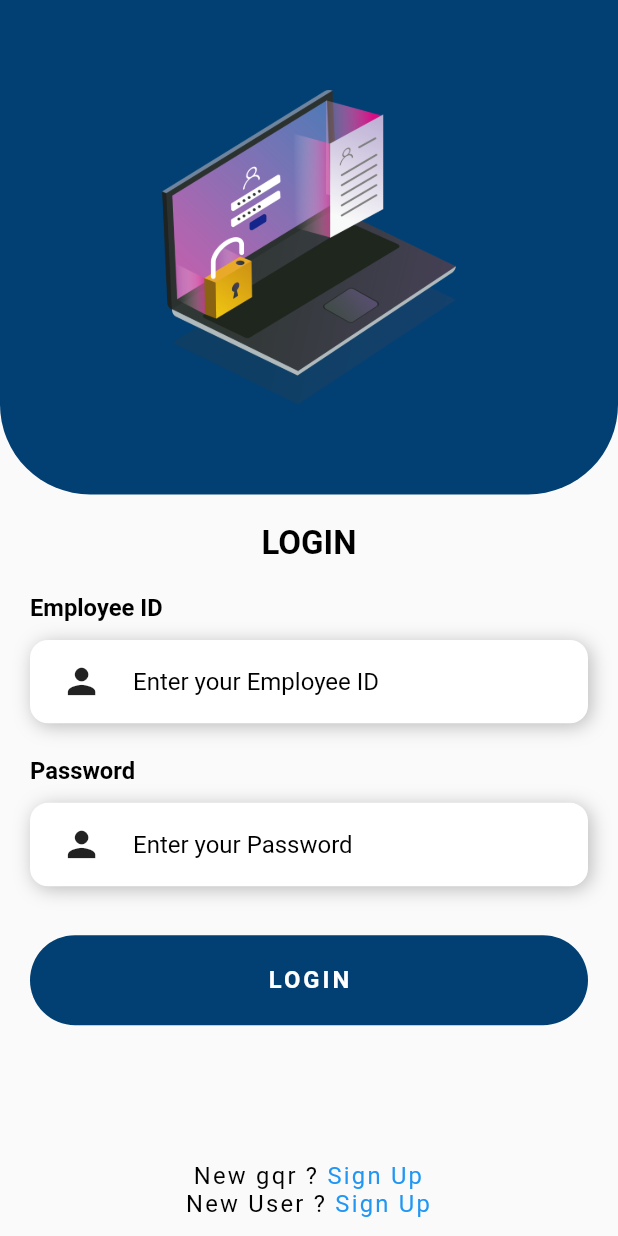
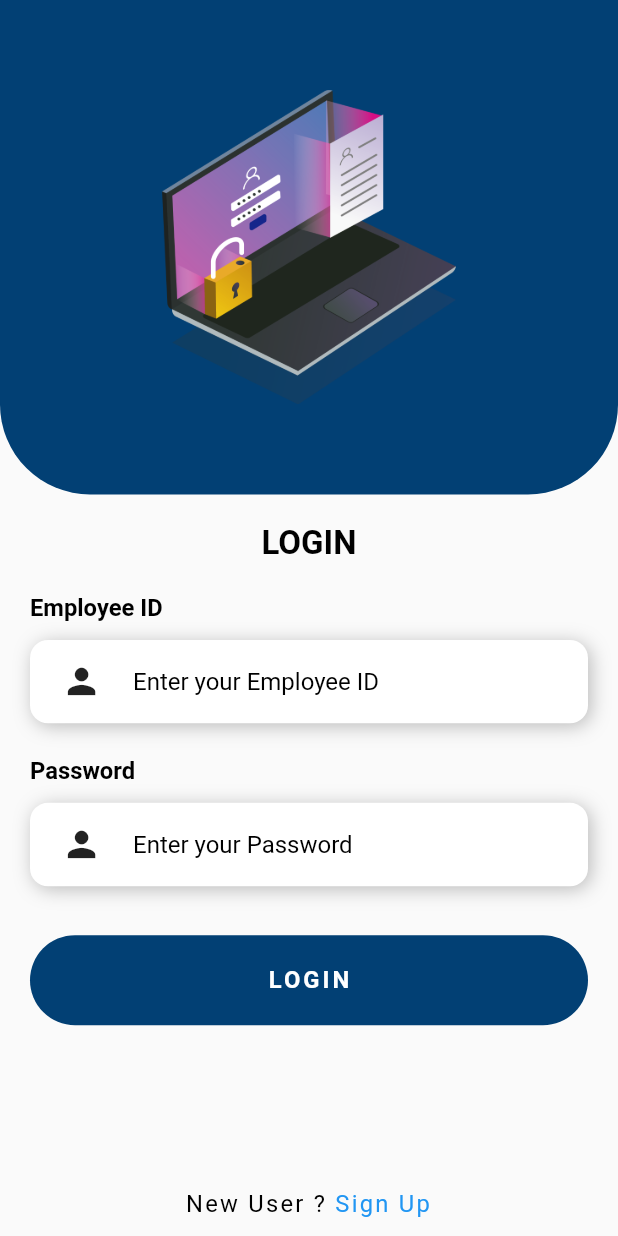
Before and after one commit to Nikhil636/Attendance-app, a Flutter app: the screen it shows after launch, on a phone screen of 412 x 824 dp. Run offline on Flutter 3.47's test engine with Material 2 defaults, Android fonts, the light colour scheme and no system bars; our stand-ins replace cloud_firestore, dartz, firebase_auth, firebase_core, firebase_storage, flutter_hooks and 8 more; missing offline and left inert: month_year_picker, qr_code_scanner; accounts and stored records are empty; generated files the repository leaves out were written again.

Commit message:
remove the route that went to qr from login

```diff
--- a/lib/src/features/authentication/presentation/login/login_screen.dart
+++ b/lib/src/features/authentication/presentation/login/login_screen.dart
@@ -6,7 +6,6 @@ import 'package:shared_preferences/shared_preferences.dart';
 
 import '../../../../app/constants/assets.gen.dart';
 import '../../../home/home.dart';
-import '../../../qr_code_scanner/presentation/qr_code_page.dart';
 import '../signup/sign_up_screen.dart';
 
 class LoginScreen extends StatefulWidget {
@@ -164,32 +163,6 @@ class _LoginScreenState extends State<LoginScreen> {
           const Spacer(),
           Text.rich(
             TextSpan(
-              text: 'New gqr ? ',
-              style: textTheme.labelSmall?.copyWith(
-                fontSize: screenw / 26,
-              ),
-              children: <TextSpan>[
-                TextSpan(
-                  text: 'Sign Up',
-                  recognizer: TapGestureRecognizer()
-                    ..onTap = () => Navigator.push(
-                          context,
-                          MaterialPageRoute<dynamic>(
-                              builder: (_) =>  QrScannerScreen()),
-                        ),
-                  style: textTheme.labelSmall?.copyWith(
-                    color: Colors.blue,
-                    fontSize: screenw / 26,
-                  ),
-                ),
-              ],
-            ),
-            maxLines: 1,
-            textAlign: TextAlign.center,
-            overflow: TextOverflow.ellipsis,
-          ),
-          Text.rich(
-            TextSpan(
               text: 'New User ? ',
               style: textTheme.labelSmall?.copyWith(
                 fontSize: screenw / 26,
```
